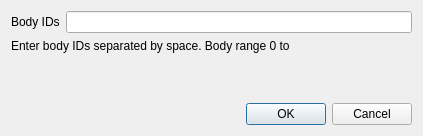
Above: SelectBodiesById.ui from danlipsa/foamvis before the change. Below: the same form after it.
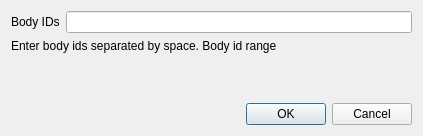
That is the form after the change.

Patch:
```diff
--- a/SelectBodiesById.ui
+++ b/SelectBodiesById.ui
@@ -36,7 +36,7 @@
    <item>
     <widget class="QLabel" name="labelInstructions">
      <property name="text">
-      <string>Enter body IDs separated by space. Body range 0 to </string>
+      <string>Enter body ids separated by space. Body id range </string>
      </property>
     </widget>
    </item>
```
